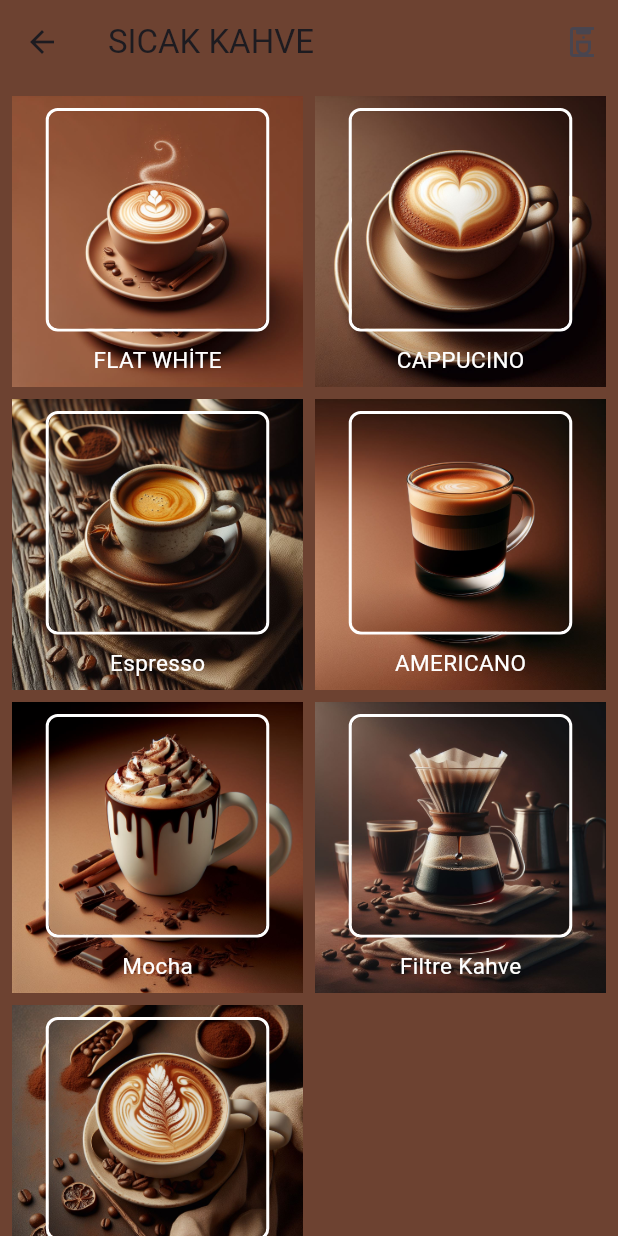
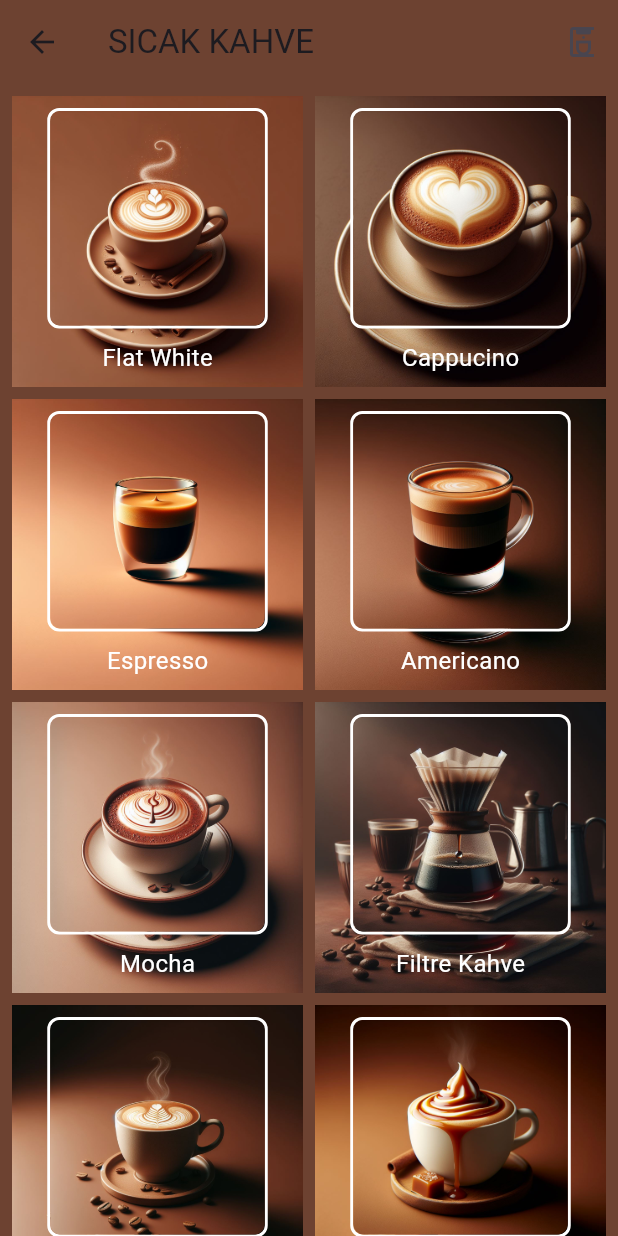
Before and after one commit to tugberkerin/coffee1, a Flutter app: the Sicak screen opened directly, on a phone screen of 412 x 824 dp. Run offline on Flutter 3.47's test engine with Material 3 defaults, Android fonts, the phone set to English and light mode, and no system bars; our stand-ins replace device_preview.

Commit message:
cok iyi fotolar geldi

```diff
--- a/lib/pages/sicak_soguk.dart
+++ b/lib/pages/sicak_soguk.dart
@@ -16,21 +16,21 @@ class KahveTarifi {
 class Sicak extends StatelessWidget {
   final List<KahveTarifi> sicakTarifler = [
     KahveTarifi(
-        'FLAT WHİTE',
+        'Flat White',
         'Sıcak Tarif 1 İçeriği',
         'lib/images/flat-white.jpg',
         'https://open.spotify.com/playlist/7orEC80jK5fiPYnV499Pgf?si=76267fbcbe1f42a9',
         1),
     KahveTarifi(
-        'CAPPUCINO',
+        'Cappucino',
         'Sıcak Tarif 2 İçeriği',
         'lib/images/cappucino.jpg',
         'https://www.example.com/cappucino-playlist',
         1),
-    KahveTarifi('Espresso', 'Sıcak Tarif 1 İçeriği', 'lib/images/espreesso.jpg',
+    KahveTarifi('Espresso', 'Sıcak Tarif 1 İçeriği', 'lib/images/espresso.jpg',
         'https://www.example.com/espresso-playlist', 1),
     KahveTarifi(
-        'AMERICANO',
+        'Americano',
         'Sıcak Tarif 3 İçeriği',
         'lib/images/americano.jpg',
         'https://www.example.com/americano-playlist',
@@ -45,7 +45,11 @@ class Sicak extends StatelessWidget {
         1),
     KahveTarifi('Latte', 'Sıcak Tarif 6 İçeriği', 'lib/images/latte.jpg',
         'https://www.example.com/soguk-tarif-1-playlist', 1),
-    // Diğer sicak tarifler...
+    KahveTarifi('Caramel Mocha', 'İçerik ', 'lib/images/caramel-mocha.jpg',
+        'https://www.example.com/soguk-tarif-1-playlist', 2),
+    KahveTarifi(
+        'Türk Kahvesi', 'icerik', 'lib/images/turk-kahvesi.jpg', 'url', 3),
+    KahveTarifi('Pumpkin Spice ', 'icerik', 'lib/images/pumpkin.jpg', 'url', 3)
   ];
 
   Sicak({Key? key}) : super(key: key);
@@ -127,7 +131,9 @@ class Sicak extends StatelessWidget {
                   SizedBox(height: 8.0),
                   Text(
                     sicakTarifler[index].tarifAdi,
-                    style: TextStyle(fontSize: 15, color: Colors.white),
+                    style: TextStyle(
+                        fontSize: 16,
+                        color: Color.fromARGB(255, 255, 255, 255)),
                   ),
                 ],
               ),
@@ -344,7 +350,8 @@ Hazırlanışı:
                   SizedBox(height: 8.0),
                   Text(
                     sogukTarifler[index].tarifAdi,
-                    style: TextStyle(fontSize: 15, color: Colors.white),
+                    style: TextStyle(fontSize: 16, color: Colors.white),
+                    textAlign: TextAlign.center,
                   ),
                 ],
               ),
@@ -366,10 +373,13 @@ Hazırlanışı:
             return AlertDialog(
               title: Column(
                 children: [
-                  Image.asset(
-                    kahveResimPath,
-                    height: 200,
-                    width: 200,
+                  ClipRRect(
+                    borderRadius: BorderRadius.circular(15.0),
+                    child: Image.asset(
+                      kahveResimPath,
+                      height: 200,
+                      width: 200,
+                    ),
                   ),
                   SizedBox(height: 16.0),
                   Text(
@@ -381,7 +391,7 @@ Hazırlanışı:
                     height: 20.0,
                     decoration: BoxDecoration(
                       color: Color.fromARGB(255, 33, 35, 37),
-                      borderRadius: BorderRadius.circular(8.0),
+                      borderRadius: BorderRadius.circular(10.0),
                     ),
                     child: Row(
                       children: [
```
Also changed, not shown: lib/images/caramel-mocha.jpg, lib/images/espreesso.jpg (deleted), lib/images/espresso.jpg (added), lib/images/ice-mocha.jpg, lib/images/iced-caramel-mac.jpg, lib/images/latte.jpg, lib/images/mocha.jpg, lib/images/naneli-espresso.jpg, lib/images/pumpkin.jpg (added), lib/images/turk-kahvesi.jpg (added).
